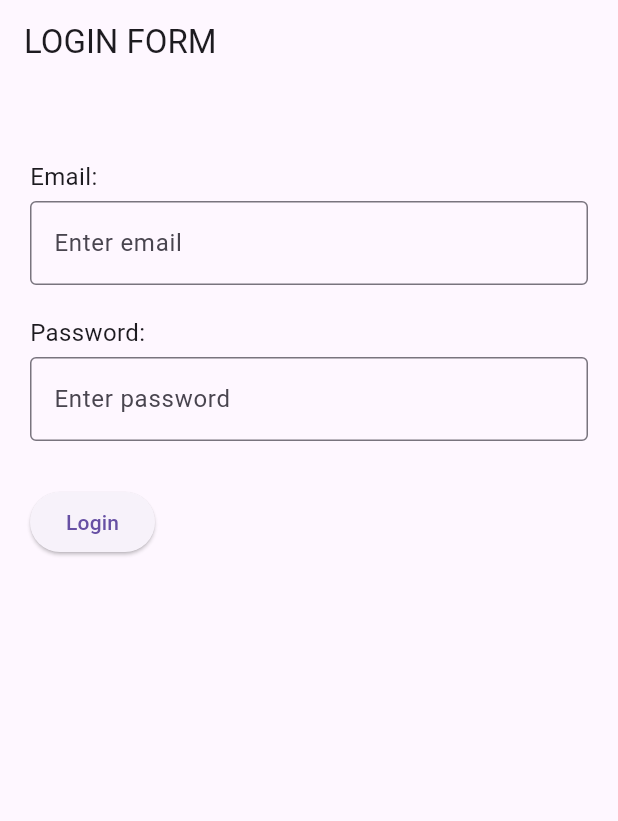
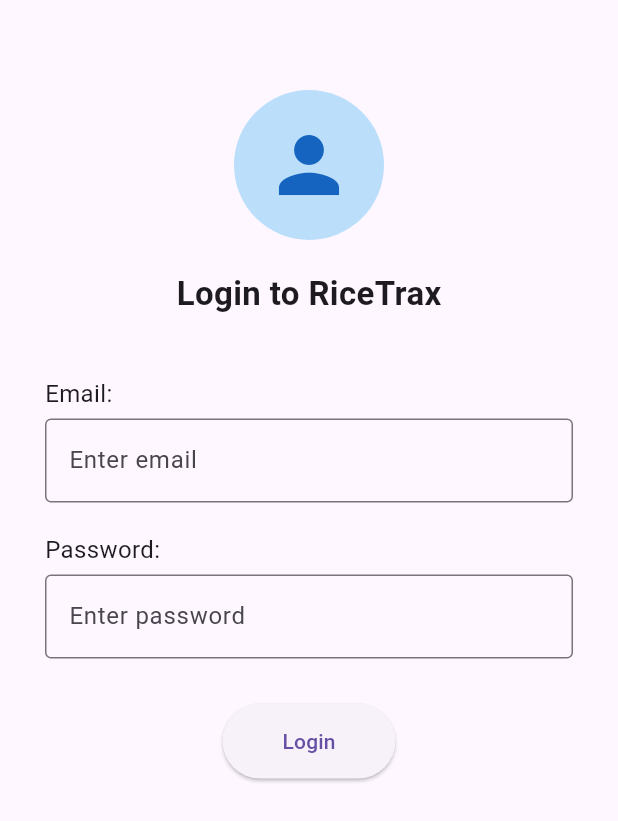
Before and after one commit to cailavillostas/RiceTrax_Admin, a Flutter app: the screen it shows after launch, on a phone screen of 412 x 824 dp. Shown: the top 821 px of the screen. Run offline on Flutter 3.47's test engine with Material 3 defaults, Android fonts, the phone set to English and light mode, and no system bars.

Commit message:
day 1-design logo placement and overall login page structure

```diff
--- a/lib/main.dart
+++ b/lib/main.dart
@@ -21,12 +21,44 @@ class LoginPage extends StatelessWidget {
   @override
   Widget build(BuildContext context) {
     return Scaffold(
-      appBar: AppBar(title: Text('LOGIN FORM')),
-      body: Padding(
-        padding: const EdgeInsets.only(left: 20.0, top: 50.0, right: 20.0),
+      // AppBar with no title for cleaner layout
+      body: SingleChildScrollView(
+        child: Padding(
+          padding: const EdgeInsets.fromLTRB(30, 60, 30, 20),
           child: Column(
             crossAxisAlignment: CrossAxisAlignment.start,
             children: [
+              // Logo centered
+              Center(
+                child: Column(
+                  children: [
+                    // Placeholder for logo image (use your actual asset in real app)
+                    Container(
+                      width: 100,
+                      height: 100,
+                      decoration: BoxDecoration(
+                        shape: BoxShape.circle,
+                        color: Colors.blue[100],
+                      ),
+                      child: Icon(
+                        Icons.person,
+                        size: 60,
+                        color: Colors.blue[800],
+                      ),
+                    ),
+                    SizedBox(height: 20),
+                    Text(
+                      'Login to RiceTrax',
+                      style: TextStyle(
+                        fontSize: 22,
+                        fontWeight: FontWeight.bold,
+                      ),
+                    ),
+                    SizedBox(height: 40),
+                  ],
+                ),
+              ),
+
               // Email
               Text("Email:", style: TextStyle(fontSize: 16)),
               SizedBox(height: 5),
@@ -52,16 +84,23 @@ class LoginPage extends StatelessWidget {
               ),
               SizedBox(height: 30),
 
-            // Login Button
-            ElevatedButton(
+              // Login Button centered
+              Center(
+                child: ElevatedButton(
                   onPressed: () {
                     String email = _emailController.text;
                     String password = _passwordController.text;
                     print("Logging in: $email / $password");
                   },
                   child: Text('Login'),
+                  style: ElevatedButton.styleFrom(
+                    padding: EdgeInsets.symmetric(
+                        horizontal: 40.0, vertical: 15.0),
+                  ),
+                ),
               ),
             ],
+          ),
         ),
       ),
     );
```
Lines whose indentation alone changed are shown as unchanged.
